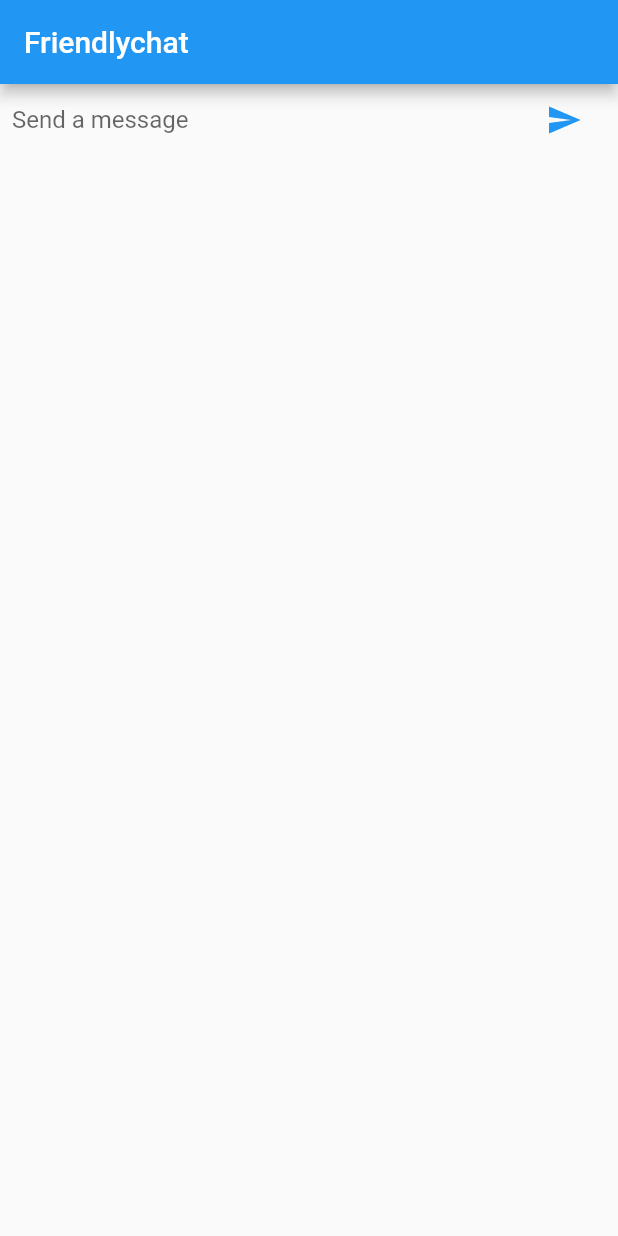
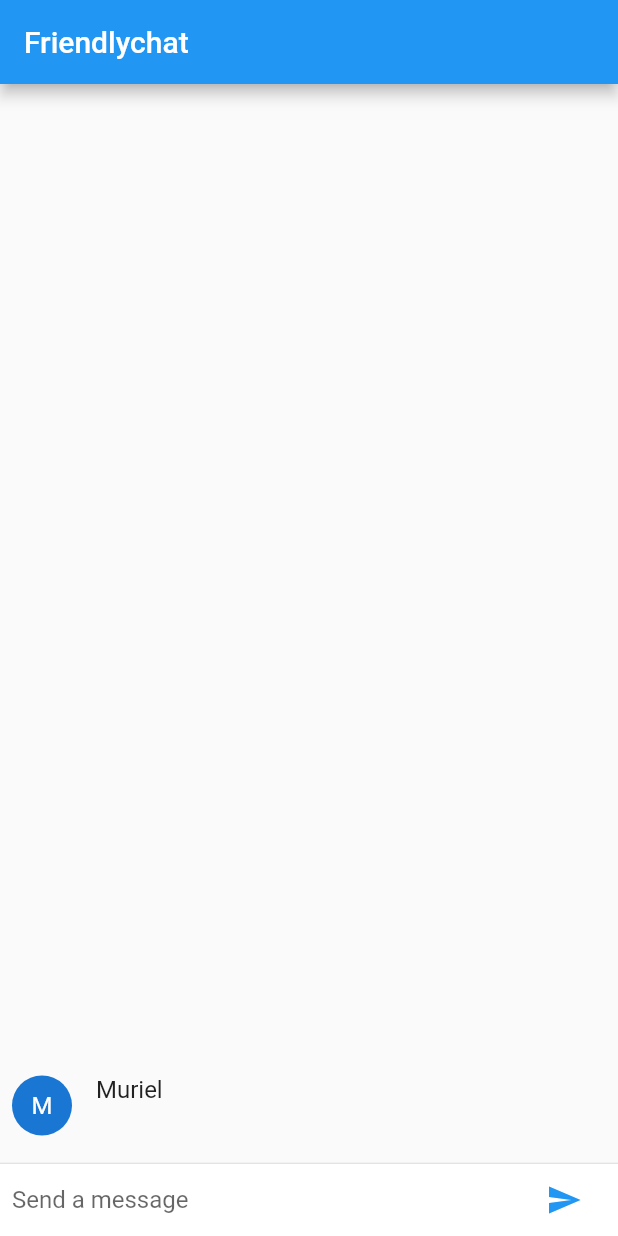
Before and after one commit to murielsilveira/flutter_gdd, a Flutter app: the screen it shows after launch, after a tap on the "send" icon, on a phone screen of 412 x 824 dp. Run offline on Flutter 3.47's test engine with Material 2 defaults, Android fonts, the phone set to English and light mode, and no system bars.

```diff
--- a/lib/main.dart
+++ b/lib/main.dart
@@ -3,6 +3,8 @@ import 'package:flutter/material.dart';
 void main() {
   runApp(new FriendlychatApp());
 }
+
+const String _name = "Muriel";
 
 class FriendlychatApp extends StatelessWidget {
   @override
@@ -27,21 +29,41 @@ class ChatScreen extends StatefulWidget {
 }
 
 class ChatScreenState extends State<ChatScreen> {
+  final List<ChatMessage> _messages = <ChatMessage>[];
   final TextEditingController _textController = new TextEditingController();
 
   @override
   Widget build(BuildContext context) {
     return new Scaffold(
-      appBar: new AppBar(
-          title: new Text("Friendlychat")
+      appBar: new AppBar(title: new Text("Friendlychat")),
+      body: new Column(
+          children: <Widget>[
+            new Flexible(
+                child: new ListView.builder(
+                  padding: new EdgeInsets.all(8.0),
+                  reverse: true,
+                  itemBuilder: (_, int index) => _messages[index],
+                  itemCount: _messages.length,
+                )
+            ),
+            new Divider(height: 1.0),
+            new Container(
+              decoration: new BoxDecoration(
+                  color: Theme
+                      .of(context)
+                      .cardColor),
+              child: _buildTextComposer(),
+            ),
+          ]
       ),
-      body: _buildTextComposer()
     );
   }
 
   Widget _buildTextComposer() {
     return new IconTheme(
-        data: new IconThemeData(color: Theme.of(context).accentColor),
+        data: new IconThemeData(color: Theme
+            .of(context)
+            .accentColor),
         child: new Container(
           margin: const EdgeInsets.symmetric(horizontal: 8.0),
           child: new Row(
@@ -68,5 +90,46 @@ class ChatScreenState extends State<ChatScreen> {
 
   void _handleSubmitted(String text) {
     _textController.clear();
+    ChatMessage message = new ChatMessage(
+      text: text,
+    );
+    setState(() {
+      _messages.insert(0, message);
+    });
   }
 }
+
+class ChatMessage extends StatelessWidget {
+  ChatMessage({this.text});
+
+  final String text;
+
+  @override
+  Widget build(BuildContext context) {
+    return new Container(
+      margin: const EdgeInsets.symmetric(vertical: 10.0),
+      child: new Row(
+        crossAxisAlignment: CrossAxisAlignment.start,
+        children: <Widget>[
+          new Container(
+            margin: const EdgeInsets.only(right: 16.0),
+            child: new CircleAvatar(child: new Text(_name[0])),
+          ),
+          new Column(
+            crossAxisAlignment: CrossAxisAlignment.start,
+            children: <Widget>[
+              new Text(_name, style: Theme
+                  .of(context)
+                  .textTheme
+                  .subhead),
+              new Container(
+                margin: const EdgeInsets.only(top: 5.0),
+                child: new Text(text),
+              ),
+            ],
+          ),
+        ],
+      ),
+    );
+  }
+}
```
